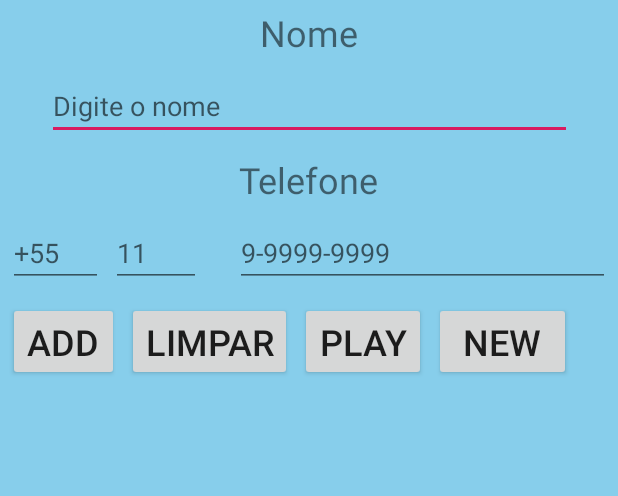
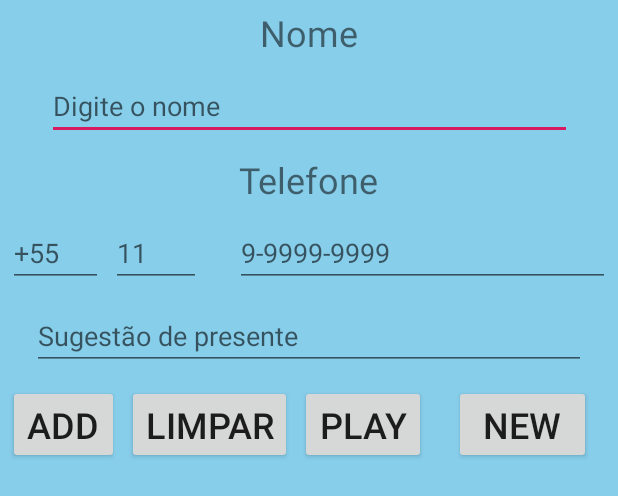
Before and after one commit to WesleyRolim/secret-friend, an Android app: the layout activity_main.xml on its own in the app's theme, with its tools: preview values and no code run, on a phone screen of 412 x 824 dp. Shown: the top 496 px of the screen. Run offline under Robolectric (Android 15) with nearby library versions, the phone set to English and light mode, and no system bars.

Commit message:
Adicionando sugestão de presente

```diff
--- a/app/src/main/res/layout/activity_main.xml
+++ b/app/src/main/res/layout/activity_main.xml
@@ -2,6 +2,7 @@
 <android.support.constraint.ConstraintLayout xmlns:android="http://schemas.android.com/apk/res/android"
     xmlns:app="http://schemas.android.com/apk/res-auto"
     xmlns:tools="http://schemas.android.com/tools"
+    android:id="@+id/Text"
     android:layout_width="match_parent"
     android:layout_height="match_parent"
     android:background="@color/colorPrimary"
@@ -112,13 +113,10 @@
         android:layout_marginStart="5dp"
         android:layout_marginLeft="5dp"
         android:layout_marginTop="10dp"
-        android:layout_marginEnd="8dp"
         android:text="@string/cadastrar"
         android:textSize="24sp"
-        app:layout_constraintEnd_toEndOf="parent"
-        app:layout_constraintHorizontal_bias="0.0"
         app:layout_constraintStart_toStartOf="parent"
-        app:layout_constraintTop_toBottomOf="@+id/telefoneText" />
+        app:layout_constraintTop_toBottomOf="@+id/sugestaoText" />
 
     <Button
         android:id="@+id/jogarButton"
@@ -127,13 +125,10 @@
         android:layout_marginStart="5dp"
         android:layout_marginLeft="5dp"
         android:layout_marginTop="10dp"
-        android:layout_marginEnd="8dp"
         android:text="@string/jogar"
         android:textSize="24sp"
-        app:layout_constraintEnd_toEndOf="parent"
-        app:layout_constraintHorizontal_bias="0.0"
         app:layout_constraintStart_toEndOf="@+id/limparButton"
-        app:layout_constraintTop_toBottomOf="@+id/telefoneText" />
+        app:layout_constraintTop_toBottomOf="@+id/sugestaoText" />
 
     <Button
         android:id="@+id/limparButton"
@@ -142,13 +137,10 @@
         android:layout_marginStart="5dp"
         android:layout_marginLeft="5dp"
         android:layout_marginTop="10dp"
-        android:layout_marginEnd="8dp"
         android:text="@string/limpar"
         android:textSize="24sp"
-        app:layout_constraintEnd_toEndOf="parent"
-        app:layout_constraintHorizontal_bias="0.0"
         app:layout_constraintStart_toEndOf="@+id/addButton"
-        app:layout_constraintTop_toBottomOf="@+id/telefoneText" />
+        app:layout_constraintTop_toBottomOf="@+id/sugestaoText" />
 
     <Button
         android:id="@+id/newButton"
@@ -157,9 +149,29 @@
         android:layout_marginStart="5dp"
         android:layout_marginLeft="5dp"
         android:layout_marginTop="10dp"
+        android:layout_marginEnd="5dp"
+        android:layout_marginRight="5dp"
         android:text="@string/newButton"
         android:textSize="24sp"
+        app:layout_constraintEnd_toEndOf="parent"
         app:layout_constraintStart_toEndOf="@+id/jogarButton"
-        app:layout_constraintTop_toBottomOf="@+id/telefoneText" />
+        app:layout_constraintTop_toBottomOf="@+id/sugestaoText" />
+
+    <EditText
+        android:id="@+id/sugestaoText"
+        android:layout_width="369dp"
+        android:layout_height="wrap_content"
+        android:layout_marginStart="5dp"
+        android:layout_marginLeft="5dp"
+        android:layout_marginTop="10dp"
+        android:layout_marginEnd="5dp"
+        android:layout_marginRight="5dp"
+        android:ems="10"
+        android:hint="@string/sugestao_de_presente"
+        android:inputType="textPersonName"
+        app:layout_constraintEnd_toEndOf="parent"
+        app:layout_constraintStart_toStartOf="parent"
+        app:layout_constraintTop_toBottomOf="@+id/telefoneText"
+        android:autofillHints="" tools:targetApi="o"/>
 
 </android.support.constraint.ConstraintLayout>
--- a/app/src/main/res/values/strings.xml
+++ b/app/src/main/res/values/strings.xml
@@ -10,4 +10,5 @@
     <string name="jogar">PLAY</string>
     <string name="limpar">LIMPAR</string>
     <string name="newButton">NEW</string>
+    <string name="sugestao_de_presente">Sugestão de presente</string>
 </resources>
```
Also changed, not shown: app/src/main/java/br/com/friendsecretandroid/wrstecnology/friendsecret/MainActivity.java (+9 -3 lines), app/src/main/java/br/com/friendsecretandroid/wrstecnology/model/Participantes.java (+12 -1 lines).
